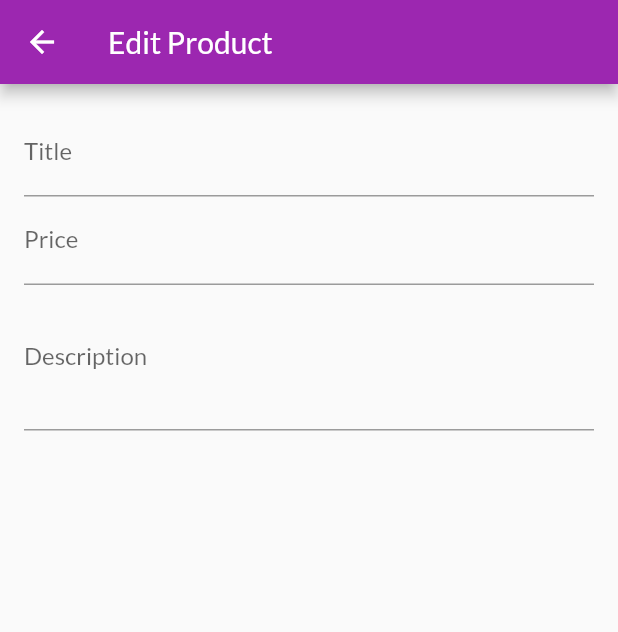
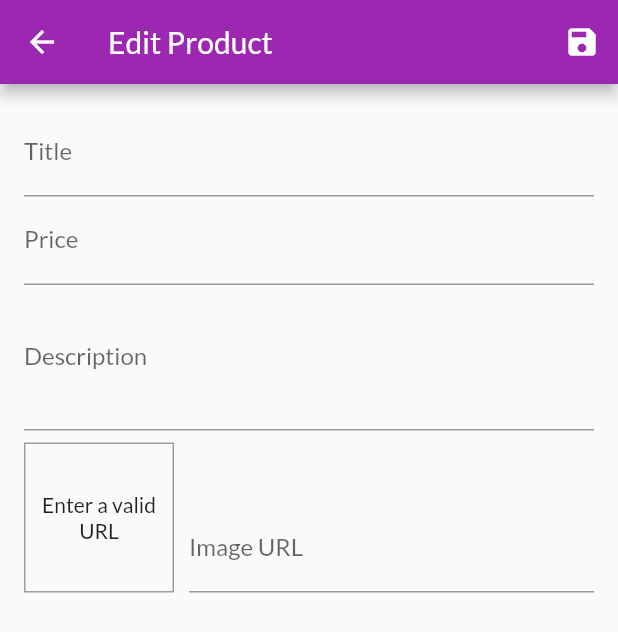
Before and after one commit to enricobragastini/shop_app, a Flutter app: the EditProductScreen screen opened by its route, on a phone screen of 412 x 824 dp. Shown: the top 632 px of the screen. Run offline on Flutter 3.47's test engine with Material 2 defaults, Android fonts, the phone set to English and light mode, and no system bars; network calls fail.

Commit message:
lezione227

```diff
--- a/lib/screens/edit_product_screen.dart
+++ b/lib/screens/edit_product_screen.dart
@@ -1,4 +1,6 @@
 import 'package:flutter/material.dart';
+
+import '../providers/product.dart';
 
 class EditProductScreen extends StatefulWidget {
   static const String routeName = "/edit-product";
@@ -12,12 +14,42 @@ class EditProductScreen extends StatefulWidget {
 class _EditProductScreenState extends State<EditProductScreen> {
   final _priceFocusNode = FocusNode();
   final _descriptionFocusNode = FocusNode();
+  final _imageUrlFocusNode = FocusNode();
+  final _imageUrlController = TextEditingController();
+  final _form = GlobalKey<FormState>();
+  var _editedProduct =
+      Product(id: "", title: "", price: 0, description: "", imageUrl: "");
+
+  @override
+  void initState() {
+    _imageUrlFocusNode.addListener(_updateImageUrl);
+
+    super.initState();
+  }
 
   @override
   void dispose() {
     _priceFocusNode.dispose();
     _descriptionFocusNode.dispose();
+
+    _imageUrlFocusNode.removeListener(_updateImageUrl);
+    _imageUrlFocusNode.dispose();
+    _imageUrlController.dispose();
     super.dispose();
+  }
+
+  void _updateImageUrl() {
+    if (!_imageUrlFocusNode.hasFocus) {
+      setState(() {});
+    }
+  }
+
+  void _saveForm() {
+    _form.currentState!.save();
+    print(_editedProduct.title);
+    print(_editedProduct.price);
+    print(_editedProduct.description);
+    print(_editedProduct.imageUrl);
   }
 
   @override
@@ -26,10 +58,14 @@ class _EditProductScreenState extends State<EditProductScreen> {
       appBar: AppBar(
         title: const Text("Edit Product"),
         backgroundColor: Theme.of(context).primaryColor,
+        actions: [
+          IconButton(icon: const Icon(Icons.save), onPressed: _saveForm)
+        ],
       ),
       body: Padding(
         padding: const EdgeInsets.all(16.0),
         child: Form(
+          key: _form,
           child: SingleChildScrollView(
             child: Column(
               children: [
@@ -38,6 +74,14 @@ class _EditProductScreenState extends State<EditProductScreen> {
                   textInputAction: TextInputAction.next,
                   onFieldSubmitted: (_) {
                     FocusScope.of(context).requestFocus(_priceFocusNode);
+                  },
+                  onSaved: (value) {
+                    _editedProduct = Product(
+                        id: _editedProduct.id,
+                        title: value!,
+                        price: _editedProduct.price,
+                        description: _editedProduct.description,
+                        imageUrl: _editedProduct.imageUrl);
                   },
                 ),
                 TextFormField(
@@ -48,6 +92,14 @@ class _EditProductScreenState extends State<EditProductScreen> {
                   onFieldSubmitted: (_) {
                     FocusScope.of(context).requestFocus(_descriptionFocusNode);
                   },
+                  onSaved: (value) {
+                    _editedProduct = Product(
+                        id: _editedProduct.id,
+                        title: _editedProduct.title,
+                        price: double.parse(value!),
+                        description: _editedProduct.description,
+                        imageUrl: _editedProduct.imageUrl);
+                  },
                 ),
                 TextFormField(
                   decoration: const InputDecoration(labelText: "Description"),
@@ -55,6 +107,60 @@ class _EditProductScreenState extends State<EditProductScreen> {
                   keyboardType: TextInputType.multiline,
                   textInputAction: TextInputAction.next,
                   focusNode: _descriptionFocusNode,
+                  onSaved: (value) {
+                    _editedProduct = Product(
+                        id: _editedProduct.id,
+                        title: _editedProduct.title,
+                        price: _editedProduct.price,
+                        description: value!,
+                        imageUrl: _editedProduct.imageUrl);
+                  },
+                ),
+                Row(
+                  crossAxisAlignment: CrossAxisAlignment.end,
+                  children: [
+                    Container(
+                      width: 100,
+                      height: 100,
+                      margin: const EdgeInsets.only(top: 8, right: 10),
+                      decoration: BoxDecoration(
+                          border: Border.all(width: 1, color: Colors.grey)),
+                      child: _imageUrlController.text.isEmpty
+                          ? const Center(
+                              child: Text(
+                              "Enter a valid URL",
+                              textAlign: TextAlign.center,
+                            ))
+                          : FittedBox(
+                              fit: BoxFit.cover,
+                              child: Image.network(_imageUrlController.text)),
+                    ),
+                    Expanded(
+                      child: TextFormField(
+                        decoration: const InputDecoration(
+                          labelText: "Image URL",
+                        ),
+                        keyboardType: TextInputType.url,
+                        textInputAction: TextInputAction.done,
+                        controller: _imageUrlController,
+                        focusNode: _imageUrlFocusNode,
+                        onSaved: (value) {
+                          _editedProduct = Product(
+                              id: _editedProduct.id,
+                              title: _editedProduct.title,
+                              price: _editedProduct.price,
+                              description: _editedProduct.description,
+                              imageUrl: value!);
+                        },
+                        onFieldSubmitted: (_) {
+                          _saveForm();
+                        },
+                        onEditingComplete: () {
+                          setState(() {});
+                        },
+                      ),
+                    )
+                  ],
                 )
               ],
             ),
```
